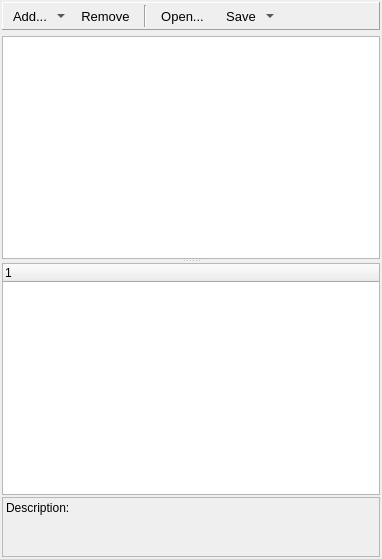
Above: LoggingTool_Manager/Wizards/scheduler_wizard.ui from Osechkin/LoggingTool_Manager3 before the change. Below: the same form after it.
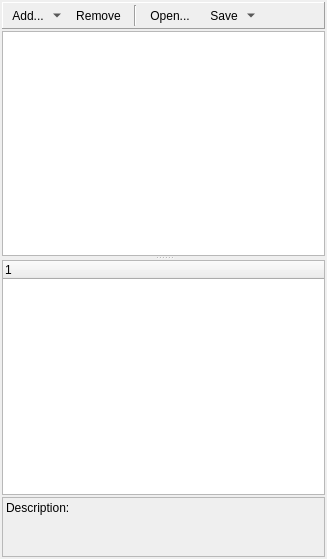
That is the form after the change.

What changed in the file:
```diff
--- a/LoggingTool_Manager/Wizards/scheduler_wizard.ui
+++ b/LoggingTool_Manager/Wizards/scheduler_wizard.ui
@@ -6,7 +6,7 @@
    <rect>
     <x>0</x>
     <y>0</y>
-    <width>382</width>
+    <width>327</width>
     <height>559</height>
    </rect>
   </property>
@@ -26,6 +26,9 @@
    <property name="bottomMargin">
     <number>2</number>
    </property>
+   <property name="spacing">
+    <number>2</number>
+   </property>
    <item row="0" column="0">
     <widget class="QFrame" name="frameControl">
      <property name="frameShape">
@@ -51,7 +54,7 @@
        <widget class="QToolButton" name="tbtAdd">
         <property name="font">
          <font>
-          <pointsize>10</pointsize>
+          <pointsize>9</pointsize>
          </font>
         </property>
         <property name="text">
@@ -78,7 +81,7 @@
        <widget class="QToolButton" name="tbtRemove">
         <property name="font">
          <font>
-          <pointsize>10</pointsize>
+          <pointsize>9</pointsize>
          </font>
         </property>
         <property name="text">
@@ -109,7 +112,7 @@
        <widget class="QToolButton" name="tbtOpen">
         <property name="font">
          <font>
-          <pointsize>10</pointsize>
+          <pointsize>9</pointsize>
          </font>
         </property>
         <property name="text">
@@ -127,7 +130,7 @@
        <widget class="QToolButton" name="tbtSave">
         <property name="font">
          <font>
-          <pointsize>10</pointsize>
+          <pointsize>9</pointsize>
          </font>
         </property>
         <property name="text">
@@ -172,6 +175,12 @@
       <enum>Qt::Vertical</enum>
      </property>
      <widget class="QTableWidget" name="tableWidgetExp">
+      <property name="sizePolicy">
+       <sizepolicy hsizetype="Preferred" vsizetype="Expanding">
+        <horstretch>0</horstretch>
+        <verstretch>0</verstretch>
+       </sizepolicy>
+      </property>
       <property name="editTriggers">
        <set>QAbstractItemView::NoEditTriggers</set>
       </property>
@@ -217,6 +226,12 @@
        </property>
        <item>
         <widget class="QTreeWidget" name="treeWidgetParam">
+         <property name="sizePolicy">
+          <sizepolicy hsizetype="Preferred" vsizetype="Expanding">
+           <horstretch>0</horstretch>
+           <verstretch>0</verstretch>
+          </sizepolicy>
+         </property>
          <column>
           <property name="text">
            <string notr="true">1</string>
```
